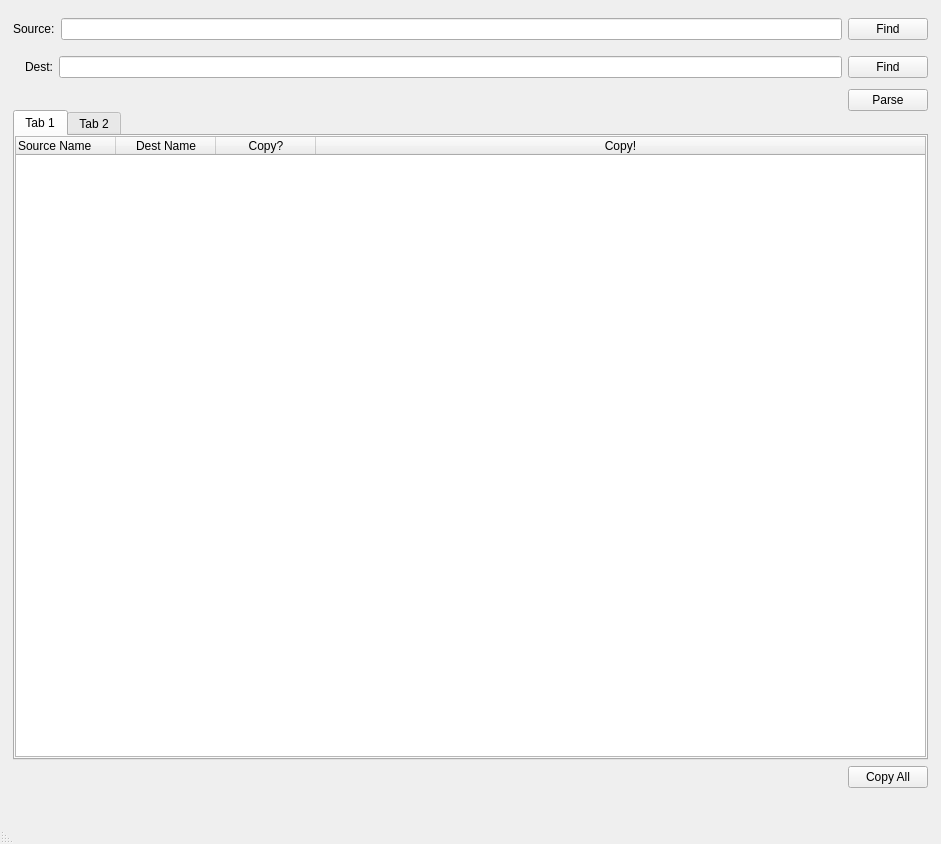
Above: mainwindow.ui from tp6vup54/pyroman before the change. Below: the same form after it.
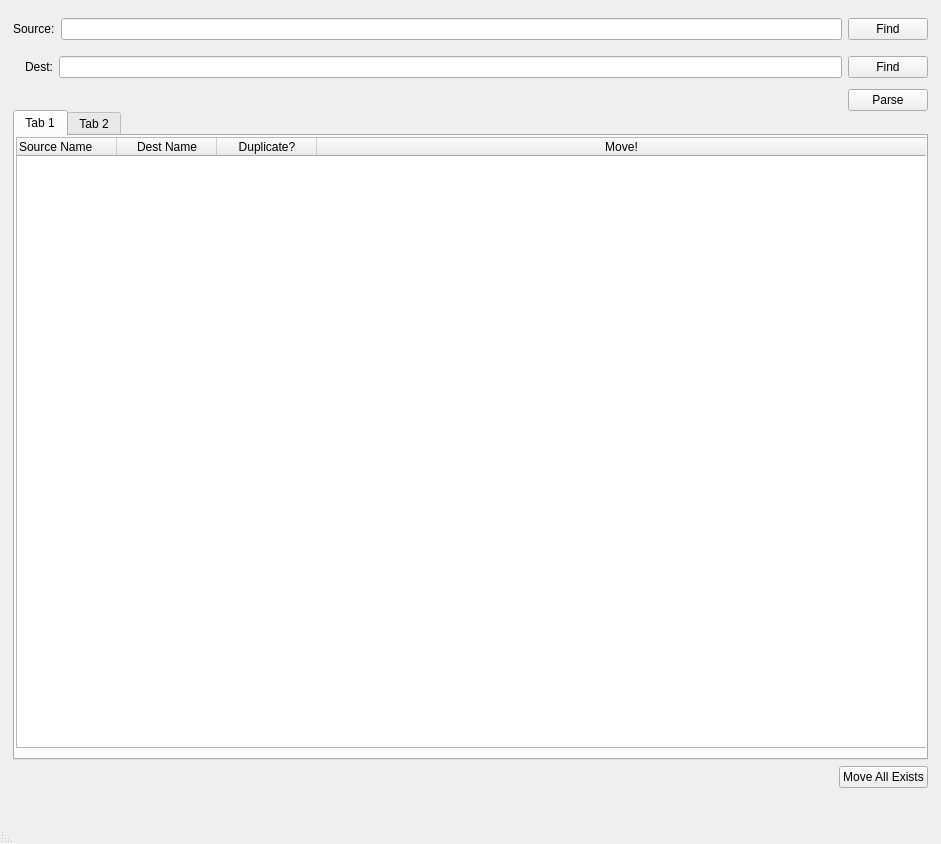
That is the form after the change.

```diff
--- a/mainwindow.ui
+++ b/mainwindow.ui
@@ -147,21 +147,36 @@
         <attribute name="title">
          <string>Tab 1</string>
         </attribute>
-        <widget class="QWidget" name="verticalLayoutWidget_4">
+        <widget class="QTableWidget" name="tableWidget">
          <property name="geometry">
           <rect>
-           <x>0</x>
-           <y>0</y>
+           <x>1</x>
+           <y>1</y>
            <width>911</width>
-           <height>621</height>
+           <height>611</height>
           </rect>
          </property>
-         <layout class="QVBoxLayout" name="verticalLayout_8">
-          <item>
-           <widget class="QTableWidget" name="tableWidget">
+         <property name="editTriggers">
+          <set>QAbstractItemView::NoEditTriggers</set>
+         </property>
+         <property name="tabKeyNavigation">
+          <bool>true</bool>
+         </property>
+         <property name="showDropIndicator" stdset="0">
+          <bool>false</bool>
+         </property>
+         <property name="dragDropOverwriteMode">
+          <bool>false</bool>
+         </property>
+         <property name="selectionMode">
+          <enum>QAbstractItemView::SingleSelection</enum>
+         </property>
             <property name="gridStyle">
              <enum>Qt::DashLine</enum>
             </property>
+         <attribute name="horizontalHeaderVisible">
+          <bool>true</bool>
+         </attribute>
             <attribute name="horizontalHeaderCascadingSectionResizes">
              <bool>false</bool>
             </attribute>
@@ -189,17 +204,14 @@
             </column>
             <column>
              <property name="text">
-              <string>Copy?</string>
+           <string>Duplicate?</string>
              </property>
             </column>
             <column>
              <property name="text">
-              <string>Copy!</string>
-             </property>
-            </column>
-           </widget>
-          </item>
-         </layout>
+           <string>Move!</string>
+          </property>
+         </column>
         </widget>
        </widget>
        <widget class="QWidget" name="tab_2">
@@ -218,7 +230,7 @@
         </sizepolicy>
        </property>
        <property name="text">
-        <string>Copy All</string>
+        <string>Move All Exists</string>
        </property>
       </widget>
      </item>
```
Left out of the diff: 2 changed lines with no effect on the pictures. Lines whose indentation alone changed are shown as unchanged.
